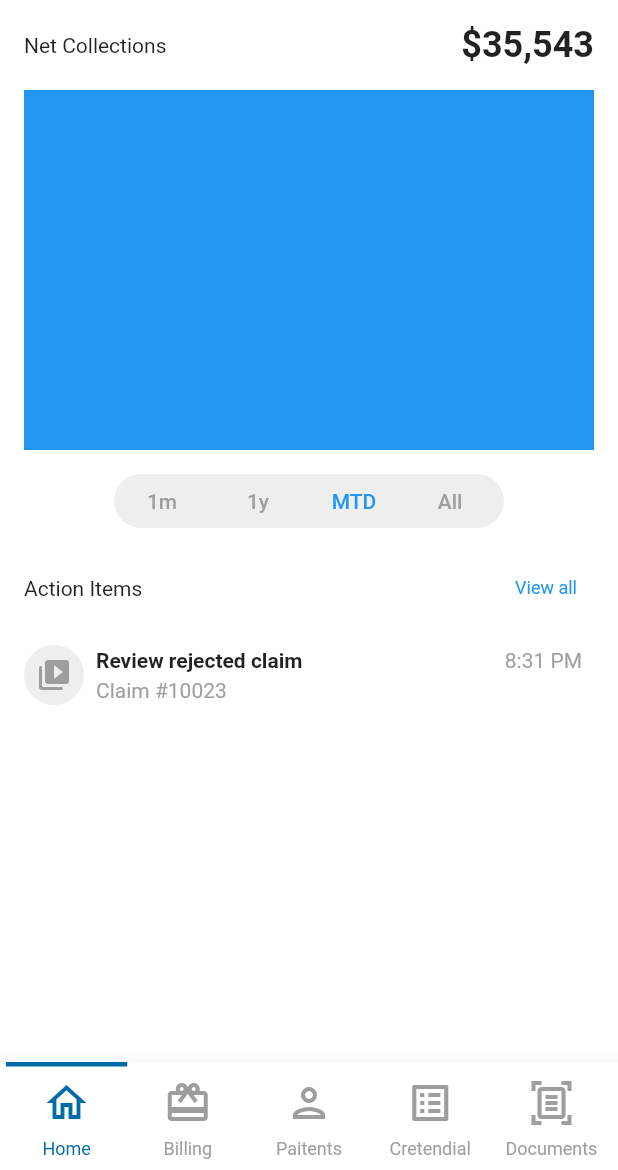
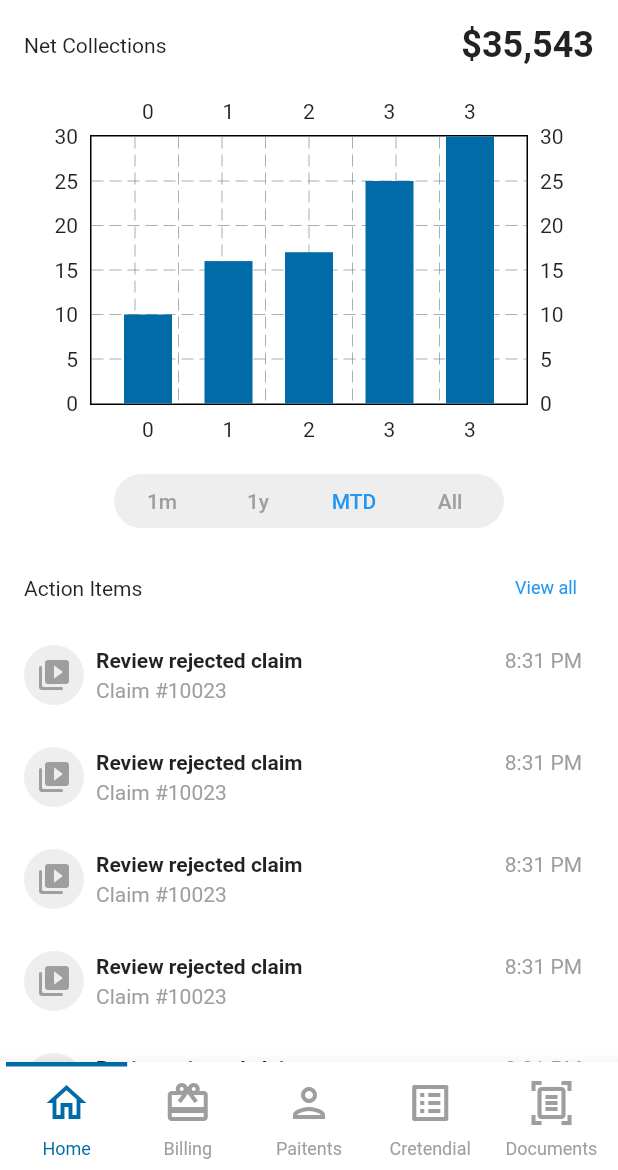
Before and after one commit to JAICHANGPARK/flutter_notebook_chapter_21, a Flutter app: the screen it shows after launch, on a phone screen of 412 x 824 dp, the part 66-1236 px from its top. Run offline on Flutter 3.47's test engine with Material 2 defaults, Android fonts, the phone set to English and light mode, and no system bars; drawn by our look-alikes of badges, fl_chart; our stand-ins replace flutter_riverpod; network calls fail.

Commit message:
Update hc_home_widget.dart

```diff
--- a/lib/ep1201_health_care_app/src/ui/hc_home_widget.dart
+++ b/lib/ep1201_health_care_app/src/ui/hc_home_widget.dart
@@ -1,4 +1,6 @@
+import 'package:fl_chart/fl_chart.dart';
 import 'package:flutter/material.dart';
+import 'package:flutter_notebook_chapter_21/ep1201_health_care_app/src/health_care_style.dart';
 
 class HcHomeWidget extends StatelessWidget {
   const HcHomeWidget({Key? key}) : super(key: key);
@@ -26,7 +28,68 @@ class HcHomeWidget extends StatelessWidget {
             Container(
               margin: EdgeInsets.symmetric(vertical: 16),
               height: 240,
-              color: Colors.blue,
+
+              child: BarChart(
+                BarChartData(
+                  barGroups: [
+                    BarChartGroupData(
+                      x: 0,
+                      barRods: [
+                        BarChartRodData(
+                          toY: 10,
+                          width: 32,
+                          color: healthCarePrimaryColor,
+                          borderRadius: BorderRadius.zero,
+                        )
+                      ],
+                    ),
+                    BarChartGroupData(
+                      x: 1,
+                      barRods: [
+                        BarChartRodData(
+                          toY: 16,
+                          width: 32,
+                          color: healthCarePrimaryColor,
+                          borderRadius: BorderRadius.zero,
+                        )
+                      ],
+                    ),
+                    BarChartGroupData(
+                      x: 2,
+                      barRods: [
+                        BarChartRodData(
+                          toY: 17,
+                          width: 32,
+                          color: healthCarePrimaryColor,
+                          borderRadius: BorderRadius.zero,
+                        )
+                      ],
+                    ),
+                    BarChartGroupData(
+                      x: 3,
+                      barRods: [
+                        BarChartRodData(
+                          toY: 25,
+                          width: 32,
+                          color: healthCarePrimaryColor,
+                          borderRadius: BorderRadius.zero,
+                        )
+                      ],
+                    ),
+                    BarChartGroupData(
+                      x: 3,
+                      barRods: [
+                        BarChartRodData(
+                          toY: 30,
+                          width: 32,
+                          color: healthCarePrimaryColor,
+                          borderRadius: BorderRadius.zero,
+                        )
+                      ],
+                    ),
+                  ],
+                ),
+              ),
             ),
             Container(
               height: 36,
@@ -80,8 +143,9 @@ class HcHomeWidget extends StatelessWidget {
                 ),
               ],
             ),
-            ...[
-              Padding(
+            ...List.generate(
+              10,
+              (index) => Padding(
                 padding: const EdgeInsets.symmetric(vertical: 8),
                 child: Row(
                   children: [
@@ -128,8 +192,8 @@ class HcHomeWidget extends StatelessWidget {
                     )
                   ],
                 ),
-              )
-            ]
+              ),
+            ),
           ],
         ),
       ),
```
